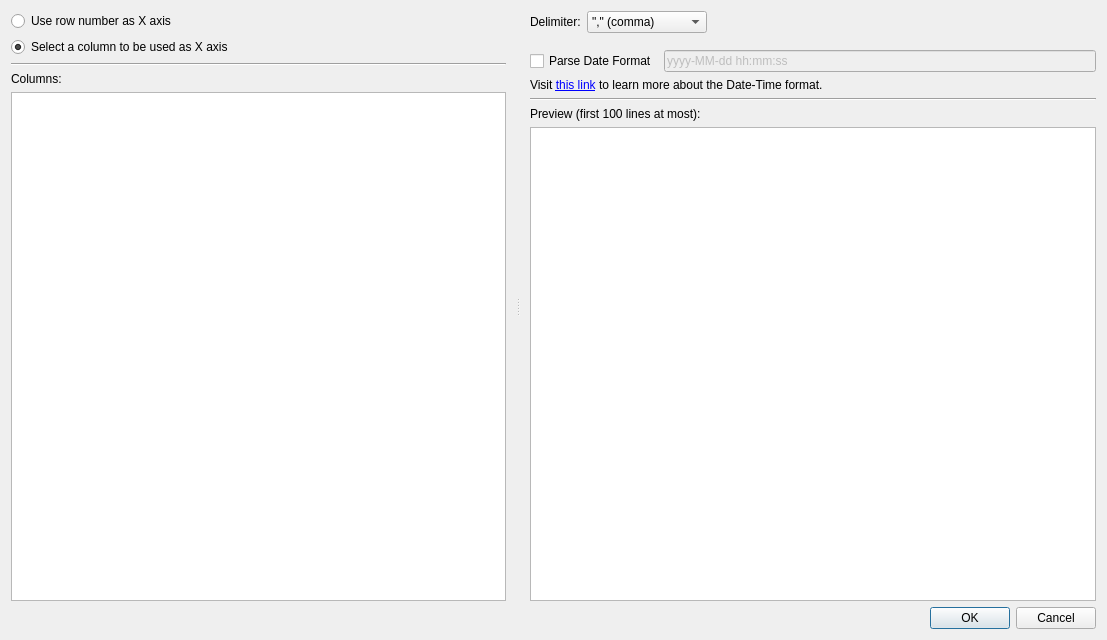
This is plotjuggler_plugins/DataLoadCSV/dataload_csv.ui in facontidavide/PlotJuggler as Qt 5 draws it before an edit. The edited form follows.
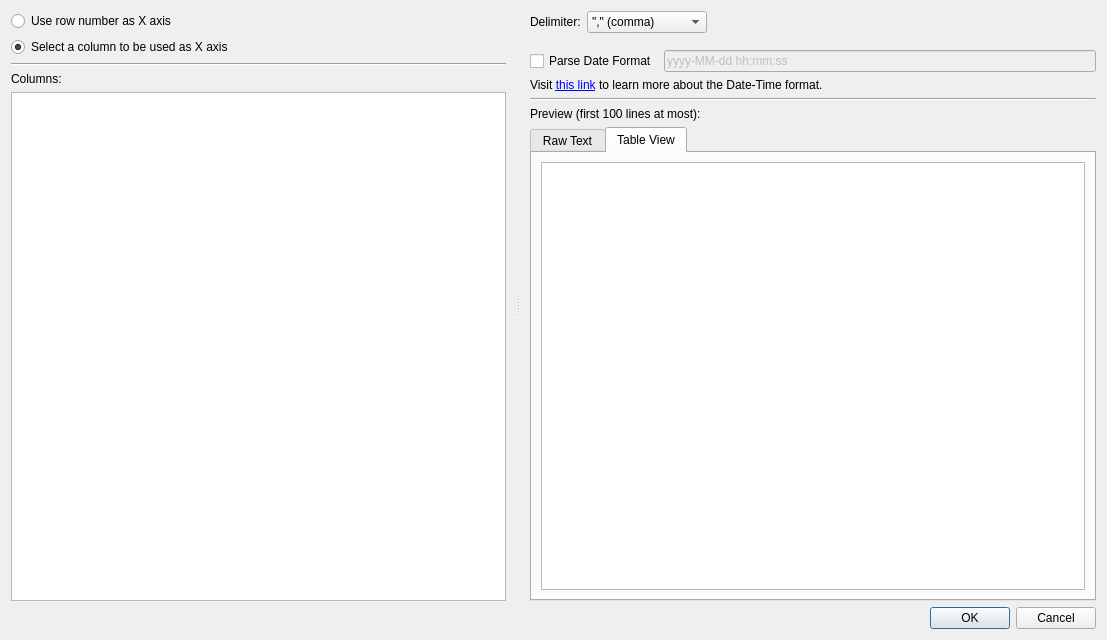
This is the edited form. The open tabs and pages were chosen to show the change. Custom widgets are drawn as their Qt base class.

Commit message: Add CSV table preview and CSV highlighting

```diff
--- a/plotjuggler_plugins/DataLoadCSV/dataload_csv.ui
+++ b/plotjuggler_plugins/DataLoadCSV/dataload_csv.ui
@@ -166,13 +166,68 @@
         </widget>
        </item>
        <item>
-        <widget class="QCodeEditor" name="rawText">
-         <property name="lineWrapMode">
-          <enum>QTextEdit::NoWrap</enum>
+        <widget class="QTabWidget" name="tabWidget">
+         <property name="currentIndex">
+          <number>0</number>
          </property>
-         <property name="readOnly">
-          <bool>true</bool>
-         </property>
+         <widget class="QWidget" name="tab_3">
+          <attribute name="title">
+           <string>Raw Text</string>
+          </attribute>
+          <layout class="QVBoxLayout" name="verticalLayout_9">
+           <item>
+            <widget class="QCodeEditor" name="rawText">
+             <property name="sizePolicy">
+              <sizepolicy hsizetype="Preferred" vsizetype="Preferred">
+               <horstretch>1</horstretch>
+               <verstretch>1</verstretch>
+              </sizepolicy>
+             </property>
+             <property name="lineWrapMode">
+              <enum>QTextEdit::NoWrap</enum>
+             </property>
+             <property name="readOnly">
+              <bool>true</bool>
+             </property>
+            </widget>
+           </item>
+          </layout>
+         </widget>
+         <widget class="QWidget" name="tab_4">
+          <attribute name="title">
+           <string>Table View</string>
+          </attribute>
+          <layout class="QVBoxLayout" name="verticalLayout_7">
+           <item>
+            <widget class="QTableView" name="tableView">
+             <property name="sizePolicy">
+              <sizepolicy hsizetype="Expanding" vsizetype="Expanding">
+               <horstretch>1</horstretch>
+               <verstretch>1</verstretch>
+              </sizepolicy>
+             </property>
+             <property name="layoutDirection">
+              <enum>Qt::LeftToRight</enum>
+             </property>
+             <property name="editTriggers">
+              <set>QAbstractItemView::NoEditTriggers</set>
+             </property>
+             <property name="showDropIndicator" stdset="0">
+              <bool>false</bool>
+             </property>
+             <property name="dragDropOverwriteMode">
+              <bool>false</bool>
+             </property>
+             <property name="wordWrap">
+              <bool>true</bool>
+             </property>
+             <attribute name="verticalHeaderStretchLastSection">
+              <bool>true</bool>
+             </attribute>
+            </widget>
+           </item>
+          </layout>
+         </widget>
         </widget>
        </item>
       </layout>
```
The commit also changes 6 other files.
